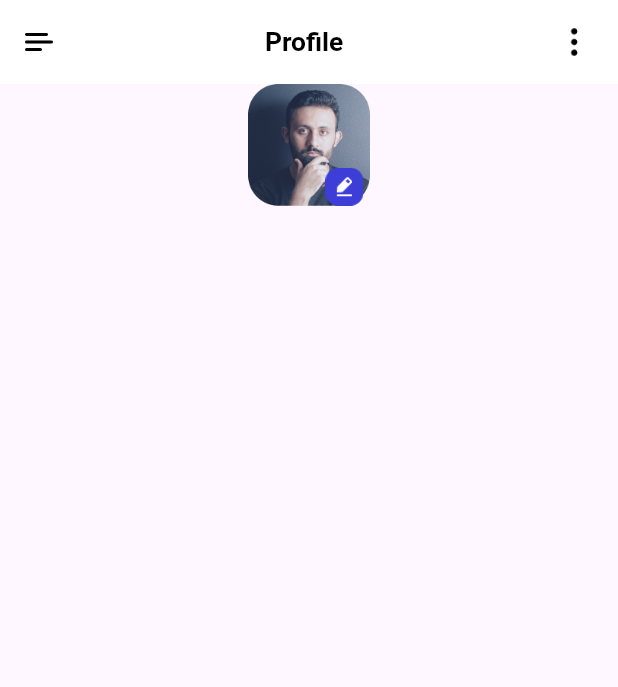
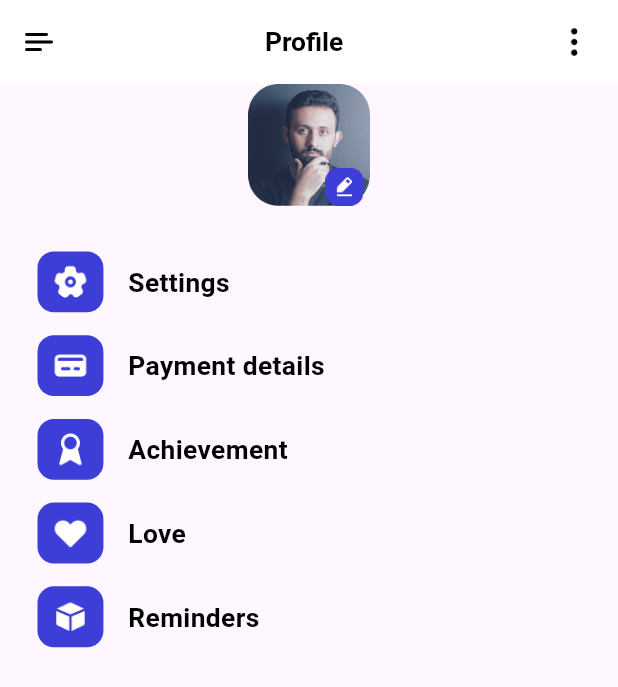
Before and after one commit to Sohag-84/Learning-App, a Flutter app: the ProfilePage screen opened directly, on a phone screen of 412 x 824 dp. Shown: the top 687 px of the screen. Run offline on Flutter 3.47's test engine with Material 2 defaults, Android fonts, the phone set to English and light mode, and no system bars; our stand-ins replace cloud_firestore, dots_indicator, firebase_auth, firebase_core, flutter_bloc, flutter_screenutil and 2 more; accounts and stored records are empty.

Commit message:
designed settings section

```diff
--- a/lib/pages/profile/profile.dart
+++ b/lib/pages/profile/profile.dart
@@ -21,6 +21,11 @@ class _ProfilePageState extends State<ProfilePage> {
             mainAxisAlignment: MainAxisAlignment.center,
             children: [
               profileAndEditButton(),
+              SizedBox(height: 30.h),
+              Padding(
+                padding: const EdgeInsets.only(left: 25.0),
+                child: buildListView(),
+              ),
             ],
           ),
         ),
--- a/lib/pages/profile/widget/profile_page_widgets.dart
+++ b/lib/pages/profile/widget/profile_page_widgets.dart
@@ -51,3 +51,51 @@ Widget profileAndEditButton() {
     ),
   );
 }
+
+///settings section buttons
+var imagesInfo = <String, String>{
+  'Settings': "settings.png",
+  'Payment details': "credit-card.png",
+  'Achievement': "award.png",
+  'Love': "heart(1).png",
+  'Reminders': "cube.png",
+};
+Widget buildListView() {
+  return Column(
+    children: [
+      ...List.generate(
+        imagesInfo.length,
+        (index) => Padding(
+          padding: EdgeInsets.only(bottom: 15.h),
+          child: InkWell(
+            onTap: () {},
+            child: Row(
+              children: [
+                Container(
+                  width: 40.w,
+                  height: 40.h,
+                  padding: EdgeInsets.all(7.w),
+                  decoration: BoxDecoration(
+                    color: AppColors.primaryElement,
+                    borderRadius: BorderRadius.circular(10.w),
+                  ),
+                  child: Image.asset(
+                      "assets/icons/${imagesInfo.values.elementAt(index)}"),
+                ),
+                SizedBox(width: 15.w),
+                Text(
+                  imagesInfo.keys.elementAt(index),
+                  style: TextStyle(
+                    color: AppColors.primaryText,
+                    fontWeight: FontWeight.bold,
+                    fontSize: 16.sp,
+                  ),
+                ),
+              ],
+            ),
+          ),
+        ),
+      ),
+    ],
+  );
+}
```
